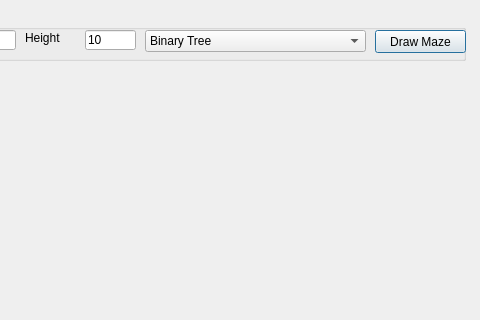
meix555/PyMazes, file src/start/mazes.ui: the form before one commit; both pictures show x 105 to 585 and y 0 to 320 of the 585 by 522 pixel window.
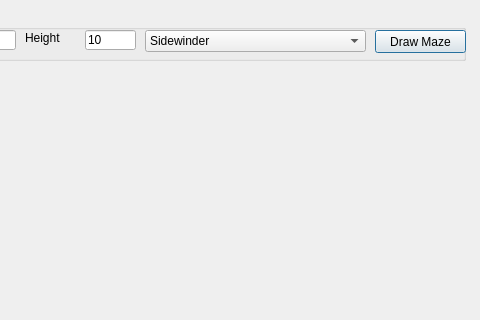
The form after the commit.

Commit message: refactored main dialog

```diff
--- a/src/start/mazes.ui
+++ b/src/start/mazes.ui
@@ -86,11 +86,6 @@
       <height>22</height>
      </rect>
     </property>
-    <item>
-     <property name="text">
-      <string>Binary Tree</string>
-     </property>
-    </item>
     <item>
      <property name="text">
       <string>Sidewinder</string>
```
Left out of the diff: 15 changed lines with no effect on the pictures. The commit also changes 3 other files.
